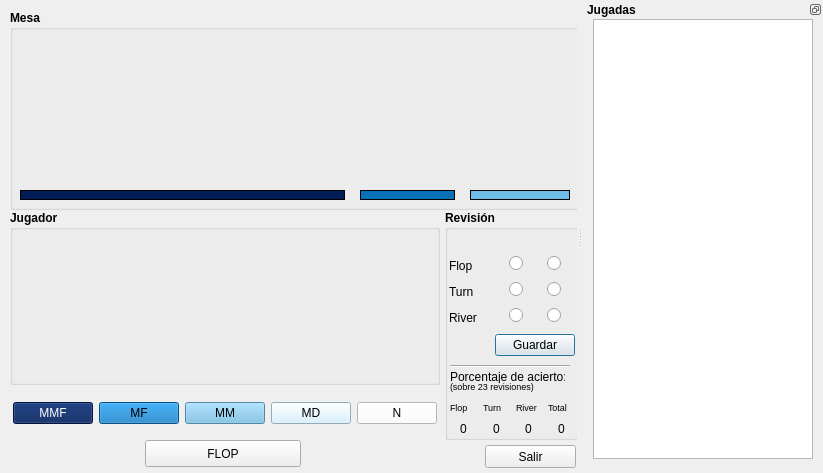
The window that lib/gui.ui (camador/poker_trainer) describes before a commit, drawn with Qt 5.
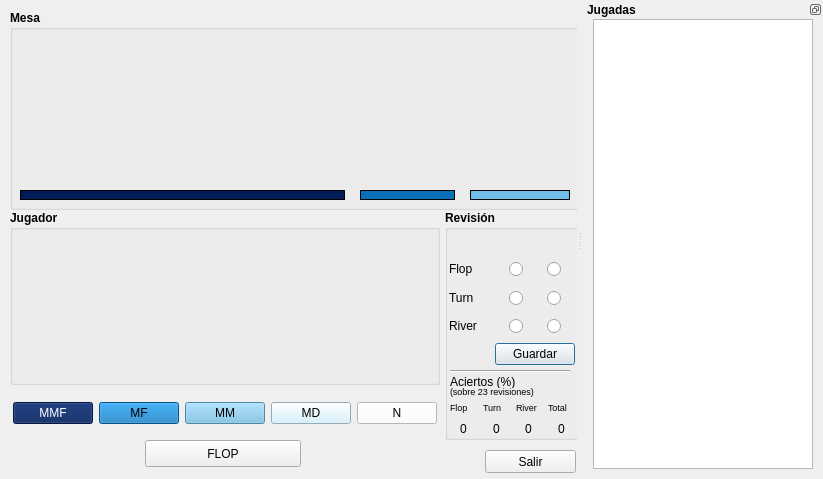
The same window after the commit. Icons and pictures are not drawn.

Commit message: Ajustes visuales

Diff of the .ui file:
```diff
--- a/lib/gui.ui
+++ b/lib/gui.ui
@@ -7,7 +7,7 @@
     <x>0</x>
     <y>0</y>
     <width>823</width>
-    <height>473</height>
+    <height>479</height>
    </rect>
   </property>
   <property name="windowTitle">
@@ -22,7 +22,7 @@
     <property name="geometry">
      <rect>
       <x>485</x>
-      <y>445</y>
+      <y>450</y>
       <width>91</width>
       <height>23</height>
      </rect>
@@ -525,7 +525,7 @@
        <x>4</x>
        <y>20</y>
        <width>126</width>
-       <height>126</height>
+       <height>135</height>
       </rect>
      </property>
      <layout class="QGridLayout" name="gridLayout">
@@ -630,7 +630,7 @@
            <x>5</x>
            <y>0</y>
            <width>70</width>
-           <height>15</height>
+           <height>23</height>
           </rect>
          </property>
          <layout class="QHBoxLayout" name="horizontalLayout_3">
@@ -672,7 +672,7 @@
            <x>5</x>
            <y>0</y>
            <width>70</width>
-           <height>15</height>
+           <height>23</height>
           </rect>
          </property>
          <layout class="QHBoxLayout" name="horizontalLayout_8">
@@ -714,7 +714,7 @@
            <x>5</x>
            <y>0</y>
            <width>70</width>
-           <height>15</height>
+           <height>23</height>
           </rect>
          </property>
          <layout class="QHBoxLayout" name="horizontalLayout">
@@ -773,7 +773,7 @@
      <property name="geometry">
       <rect>
        <x>5</x>
-       <y>160</y>
+       <y>165</y>
        <width>115</width>
        <height>13</height>
       </rect>
@@ -785,7 +785,7 @@
       </font>
      </property>
      <property name="text">
-      <string>Porcentaje de acierto:</string>
+      <string>Aciertos (%)</string>
      </property>
     </widget>
     <widget class="QWidget" name="horizontalLayoutWidget_2">
@@ -936,7 +936,7 @@
      <property name="geometry">
       <rect>
        <x>5</x>
-       <y>170</y>
+       <y>175</y>
        <width>115</width>
        <height>13</height>
       </rect>
@@ -956,7 +956,7 @@
      <property name="geometry">
       <rect>
        <x>5</x>
-       <y>155</y>
+       <y>160</y>
        <width>120</width>
        <height>3</height>
       </rect>
@@ -999,7 +999,7 @@
        <x>10</x>
        <y>0</y>
        <width>220</width>
-       <height>440</height>
+       <height>450</height>
       </rect>
      </property>
      <property name="autoScroll">
```
